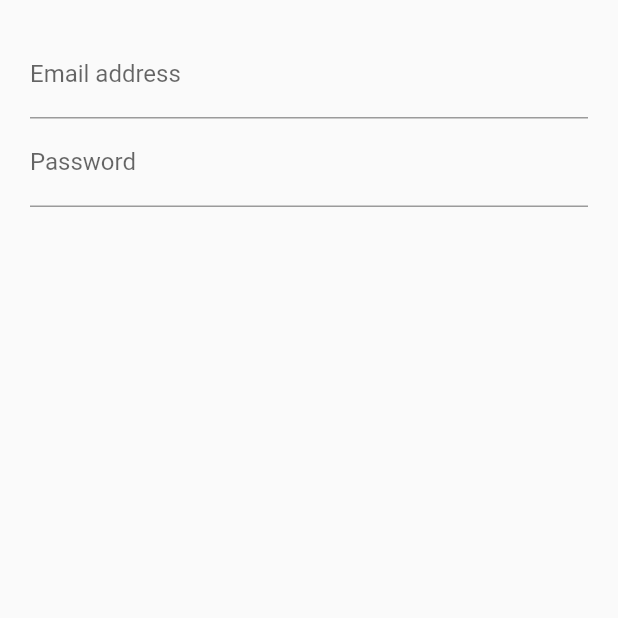
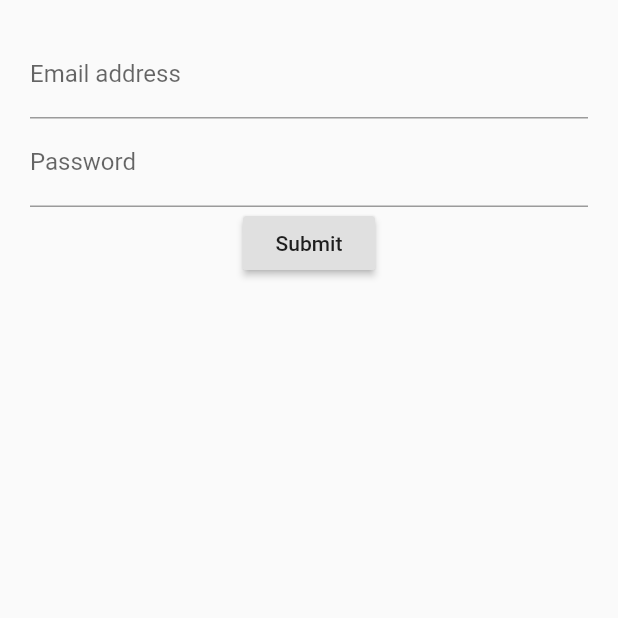
Before and after one commit to agalanis7/login_stateful, a Flutter app: the screen it shows after launch, on a phone screen of 412 x 824 dp, the top half of it. Run offline on Flutter 3.47's test engine with Material 2 defaults, Android fonts, the phone set to English and light mode, and no system bars.

Commit message:
added submit button

```diff
--- a/lib/src/screens/login_screen.dart
+++ b/lib/src/screens/login_screen.dart
@@ -15,7 +15,7 @@ class LoginScreenState extends State<LoginScreen> {
           children: [
             emailField(),
             passwordField(),
-            //submitButton(),
+            submitButton(),
           ],
         )
       ),
@@ -43,6 +43,9 @@ class LoginScreenState extends State<LoginScreen> {
   }
 
   Widget submitButton() {
-
+    return RaisedButton(
+      child: Text('Submit'),
+      onPressed: () {},
+    );
   }
 }
```
